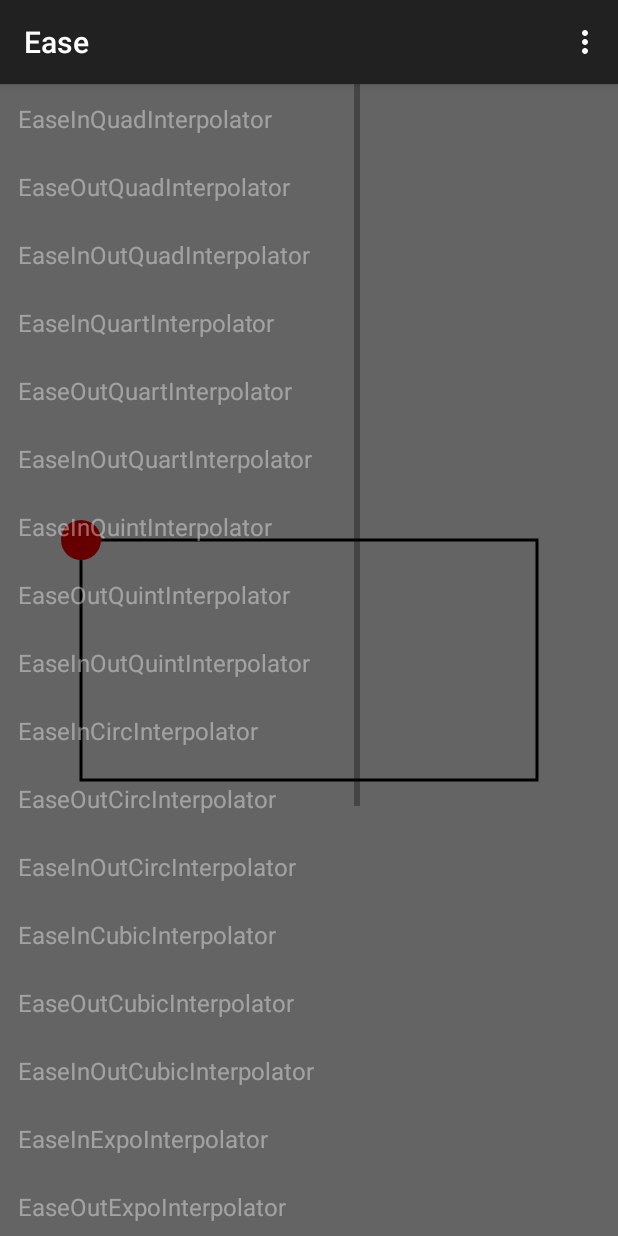
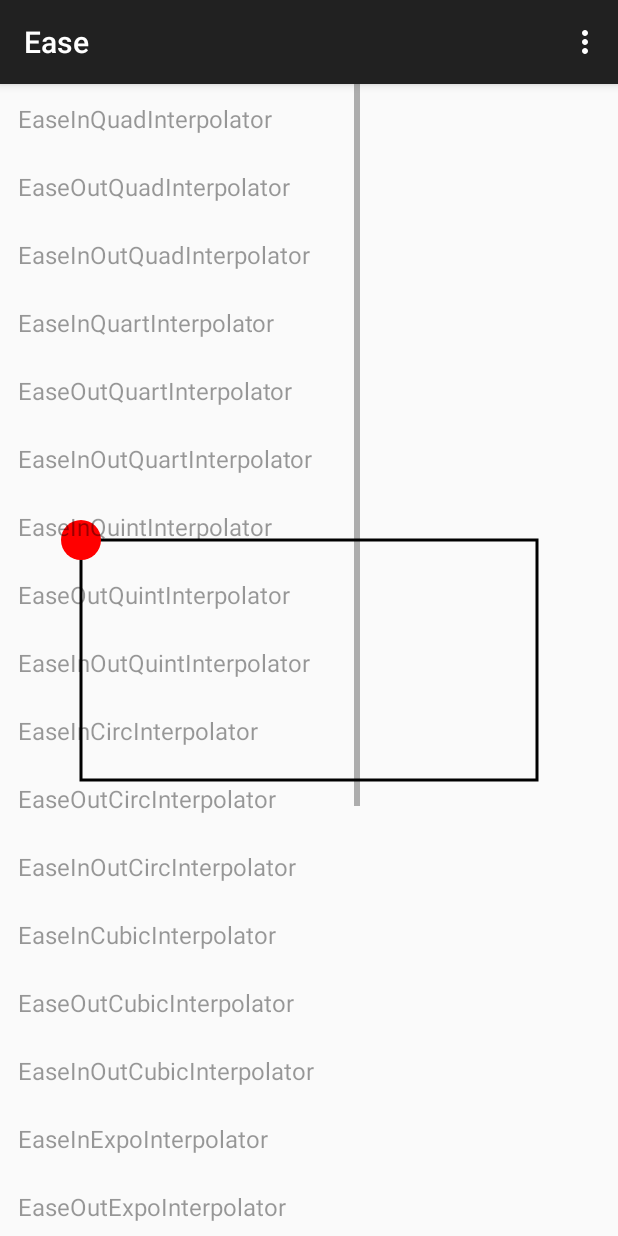
Before and after one commit to Fichardu/EaseAnimationInterpolator, an Android app: the screen it shows after launch (MainActivity), with the side drawer open, on a phone screen of 412 x 824 dp. Run offline under Robolectric (Android 15) with nearby library versions, the phone set to English and light mode, and no system bars.

```diff
--- a/app/src/main/java/com/fichardu/ease/MainActivity.java
+++ b/app/src/main/java/com/fichardu/ease/MainActivity.java
@@ -3,6 +3,7 @@ package com.fichardu.ease;
 import android.animation.TimeInterpolator;
 import android.animation.ValueAnimator;
 import android.content.Context;
+import android.graphics.Color;
 import android.os.Bundle;
 import android.support.v4.widget.DrawerLayout;
 import android.support.v7.app.ActionBarActivity;
@@ -30,6 +31,7 @@ public class MainActivity extends ActionBarActivity {
         setContentView(R.layout.activity_main);
 
         mDrawerLayout = (DrawerLayout) findViewById(R.id.drawer_layout);
+        mDrawerLayout.setScrimColor(Color.TRANSPARENT);
         mDrawerList = (ListView) findViewById(R.id.left_drawer);
         mPanelView = (PanelView) findViewById(R.id.anim_view);
         mDrawerList.setAdapter(
--- a/app/src/main/res/layout/drawer_list_item.xml
+++ b/app/src/main/res/layout/drawer_list_item.xml
@@ -4,7 +4,7 @@
     android:layout_height="wrap_content"
     android:padding="12dp"
     android:textSize="16sp"
-    android:textColor="#66ffffff"
+    android:textColor="#66000000"
     android:background="@android:color/transparent"
     >
 
```
